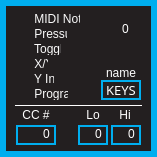
Above: standalone/ezpz/forms/keyform.ui from Muse-Kinetics/softstep_editor before the change. Below: the same form after it.
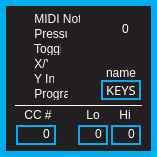
That is the form after the change. The open tabs and pages were chosen to show the change. Icons and pictures are not drawn.

The edit to the form file:
```diff
--- a/standalone/ezpz/forms/keyform.ui
+++ b/standalone/ezpz/forms/keyform.ui
@@ -863,7 +863,7 @@
     <widget class="QLabel" name="toggleCCLabel">
      <property name="geometry">
       <rect>
-       <x>6</x>
+       <x>8</x>
        <y>0</y>
        <width>40</width>
        <height>20</height>
```
Left out of the diff: 4 changed lines with no effect on the pictures.
